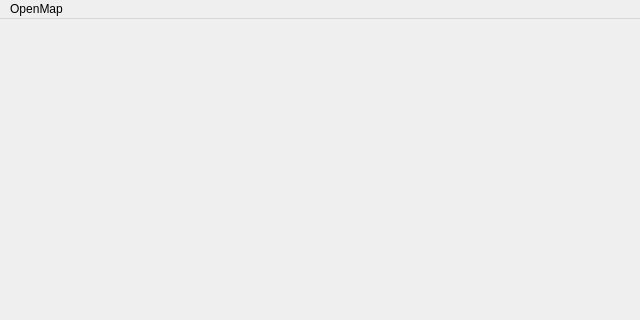
Above: JustForFun/MarioMapEditor/marioeditor.ui from Alpha255/Coding before the change; both pictures show x 0 to 640 and y 0 to 320 of the 640 by 480 pixel window. Below: the same form after it.
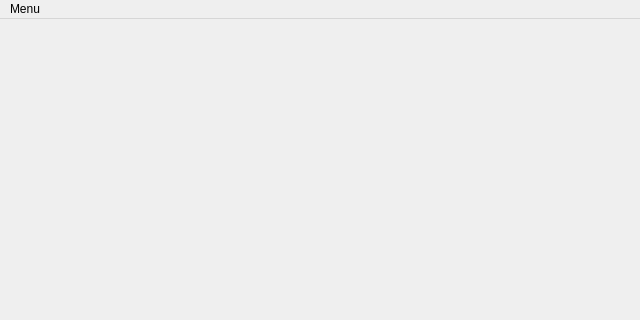
That is the form after the change. Icons and pictures are not drawn.

```diff
--- a/JustForFun/MarioMapEditor/marioeditor.ui
+++ b/JustForFun/MarioMapEditor/marioeditor.ui
@@ -59,7 +59,7 @@
    </property>
    <widget class="QMenu" name="menuOpenMap">
     <property name="title">
-     <string>OpenMap</string>
+     <string>Menu</string>
     </property>
    </widget>
    <addaction name="menuOpenMap"/>
```
Left out of the diff: 6 changed lines with no effect on the pictures.
